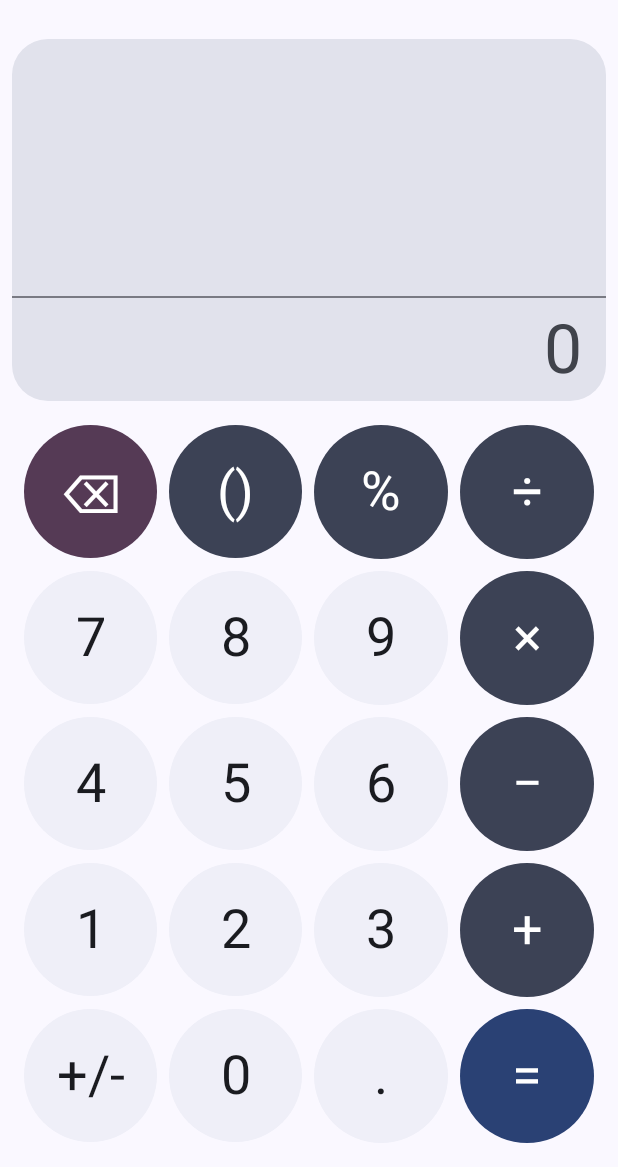
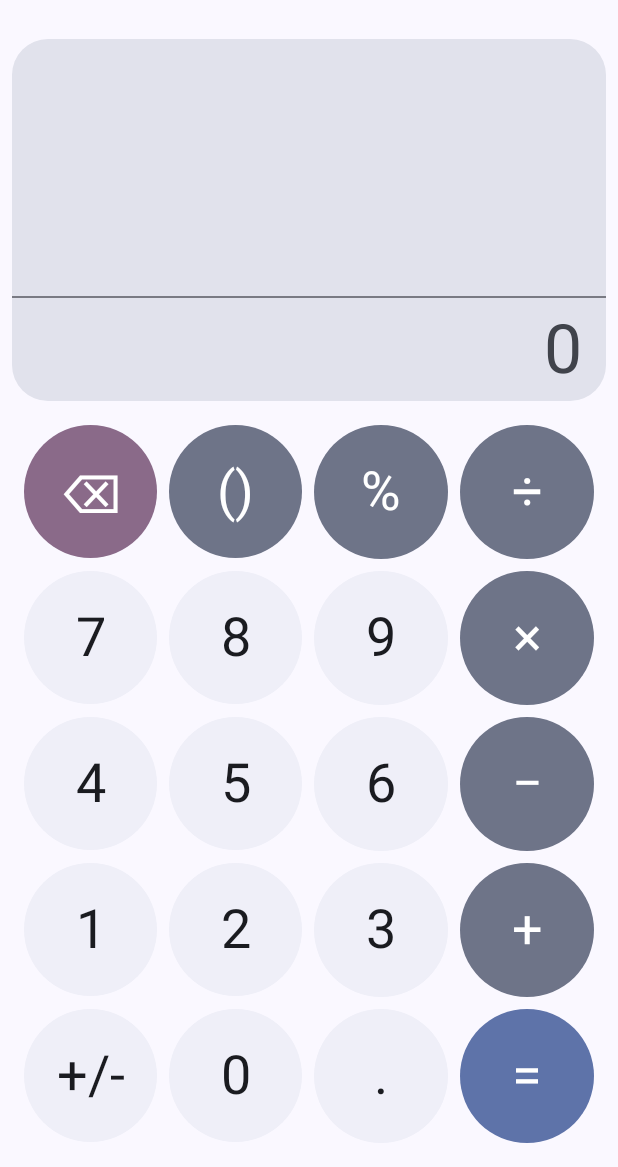
Before and after one commit to you-apps/CalcYou, an Android app built with Jetpack Compose: the screen it shows after launch (MainActivity), on a phone screen of 412 x 824 dp, the part 69-1236 px from its top. Run offline under Robolectric (Android 15) with nearby library versions, the phone set to English and light mode, and no system bars.

Commit message:
fix: action button colors

```diff
--- a/app/src/main/java/net/youapps/calcyou/ui/components/Keypad.kt
+++ b/app/src/main/java/net/youapps/calcyou/ui/components/Keypad.kt
@@ -64,8 +64,8 @@ fun CenterKeypad(
         ) {
             CalculatorButton(
                 text = "⌫",
-                backgroundColor = MaterialTheme.colorScheme.tertiary,
-                textColor = MaterialTheme.colorScheme.onTertiary,
+                backgroundColor = MaterialTheme.colorScheme.tertiaryContainer,
+                textColor = MaterialTheme.colorScheme.onTertiaryContainer,
                 onClick = {
                     onEvent(CalculatorEvent.Delete)
                 },
@@ -76,8 +76,8 @@ fun CenterKeypad(
 
             CalculatorButton(
                 text = SpecialOperator.Bracket.text,
-                backgroundColor = MaterialTheme.colorScheme.secondary,
-                textColor = MaterialTheme.colorScheme.onSecondary,
+                backgroundColor = MaterialTheme.colorScheme.secondaryContainer,
+                textColor = MaterialTheme.colorScheme.onSecondaryContainer,
                 onClick = {
                     onEvent(CalculatorEvent.SpecialOperator(SpecialOperator.Bracket))
                 }
@@ -85,8 +85,8 @@ fun CenterKeypad(
 
             CalculatorButton(
                 text = SimpleOperator.Percent.text,
-                backgroundColor = MaterialTheme.colorScheme.secondary,
-                textColor = MaterialTheme.colorScheme.onSecondary,
+                backgroundColor = MaterialTheme.colorScheme.secondaryContainer,
+                textColor = MaterialTheme.colorScheme.onSecondaryContainer,
                 onClick = {
                     onEvent(CalculatorEvent.Operator(SimpleOperator.Percent))
                 }
@@ -94,8 +94,8 @@ fun CenterKeypad(
 
             CalculatorButton(
                 text = SimpleOperator.Divide.text,
-                backgroundColor = MaterialTheme.colorScheme.secondary,
-                textColor = MaterialTheme.colorScheme.onSecondary,
+                backgroundColor = MaterialTheme.colorScheme.secondaryContainer,
+                textColor = MaterialTheme.colorScheme.onSecondaryContainer,
                 onClick = {
                     onEvent(CalculatorEvent.Operator(SimpleOperator.Divide))
                 }
@@ -126,8 +126,8 @@ fun CenterKeypad(
             )
             CalculatorButton(
                 text = SimpleOperator.Multiply.text,
-                backgroundColor = MaterialTheme.colorScheme.secondary,
-                textColor = MaterialTheme.colorScheme.onSecondary,
+                backgroundColor = MaterialTheme.colorScheme.secondaryContainer,
+                textColor = MaterialTheme.colorScheme.onSecondaryContainer,
                 onClick = {
                     onEvent(CalculatorEvent.Operator(SimpleOperator.Multiply))
                 }
@@ -158,8 +158,8 @@ fun CenterKeypad(
             )
             CalculatorButton(
                 text = SimpleOperator.Minus.text,
-                backgroundColor = MaterialTheme.colorScheme.secondary,
-                textColor = MaterialTheme.colorScheme.onSecondary,
+                backgroundColor = MaterialTheme.colorScheme.secondaryContainer,
+                textColor = MaterialTheme.colorScheme.onSecondaryContainer,
                 onClick = {
                     onEvent(CalculatorEvent.Operator(SimpleOperator.Minus))
                 }
@@ -190,8 +190,8 @@ fun CenterKeypad(
             )
             CalculatorButton(
                 text = SimpleOperator.Plus.text,
-                backgroundColor = MaterialTheme.colorScheme.secondary,
-                textColor = MaterialTheme.colorScheme.onSecondary,
+                backgroundColor = MaterialTheme.colorScheme.secondaryContainer,
+                textColor = MaterialTheme.colorScheme.onSecondaryContainer,
                 onClick = {
                     onEvent(CalculatorEvent.Operator(SimpleOperator.Plus))
                 }
@@ -222,8 +222,8 @@ fun CenterKeypad(
             )
             CalculatorButton(
                 text = "=",
-                backgroundColor = MaterialTheme.colorScheme.primary,
-                textColor = MaterialTheme.colorScheme.onPrimary,
+                backgroundColor = MaterialTheme.colorScheme.primaryContainer,
+                textColor = MaterialTheme.colorScheme.onPrimaryContainer,
                 onClick = {
                     onEvent(CalculatorEvent.Evaluate)
                 }
```
